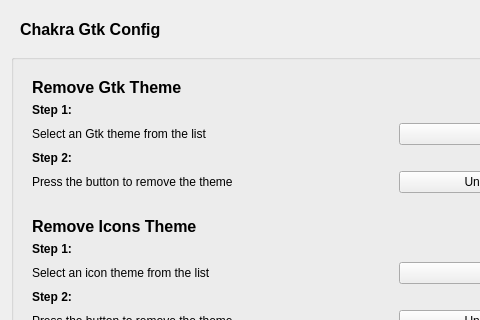
This is src/ui/dialog_uninstaller.ui in KDE/kde-gtk-config as Qt 5 draws it before an edit; both pictures show x 0 to 480 and y 0 to 320 of the 608 by 410 pixel window. The edited form follows.
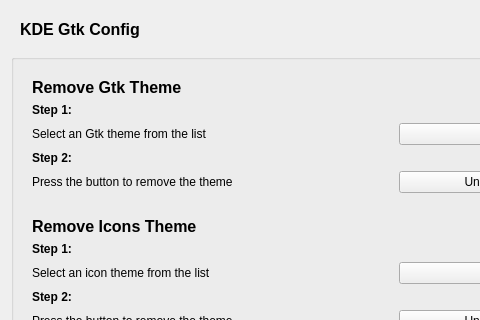
This is the edited form. Icons and pictures are not drawn.

Commit message: Change Chakra to KDE in every spot in the source code. Now it's a KDE project, upstream to chakra.

Patch:
```diff
--- a/src/ui/dialog_uninstaller.ui
+++ b/src/ui/dialog_uninstaller.ui
@@ -30,7 +30,7 @@
 &lt;html&gt;&lt;head&gt;&lt;meta name=&quot;qrichtext&quot; content=&quot;1&quot; /&gt;&lt;style type=&quot;text/css&quot;&gt;
 p, li { white-space: pre-wrap; }
 &lt;/style&gt;&lt;/head&gt;&lt;body style=&quot; font-family:'Sans Serif'; font-size:9pt; font-weight:400; font-style:normal;&quot;&gt;
-&lt;p style=&quot; margin-top:0px; margin-bottom:0px; margin-left:0px; margin-right:0px; -qt-block-indent:0; text-indent:0px;&quot;&gt;&lt;span style=&quot; font-size:12pt; font-weight:600;&quot;&gt;Chakra Gtk Config&lt;/span&gt;&lt;/p&gt;&lt;/body&gt;&lt;/html&gt;</string>
+&lt;p style=&quot; margin-top:0px; margin-bottom:0px; margin-left:0px; margin-right:0px; -qt-block-indent:0; text-indent:0px;&quot;&gt;&lt;span style=&quot; font-size:12pt; font-weight:600;&quot;&gt;KDE Gtk Config&lt;/span&gt;&lt;/p&gt;&lt;/body&gt;&lt;/html&gt;</string>
         </property>
        </widget>
       </item>
```
The commit also changes 4 other files.
